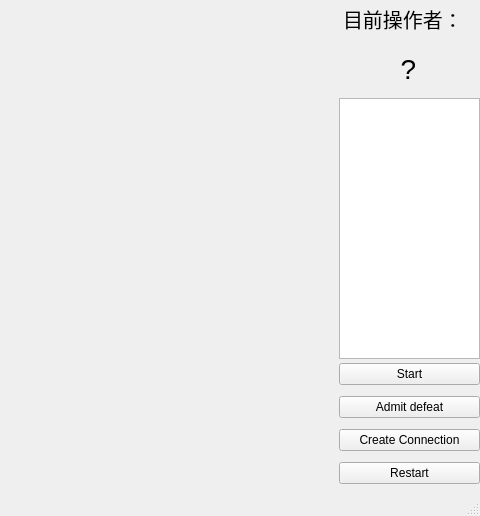
First picture: the form in mainwindow.ui, repository Zhang-RQ/Chess_Client, before the edit; both pictures show x 171 to 651 and y 211 to 727 of the 651 by 727 pixel window.
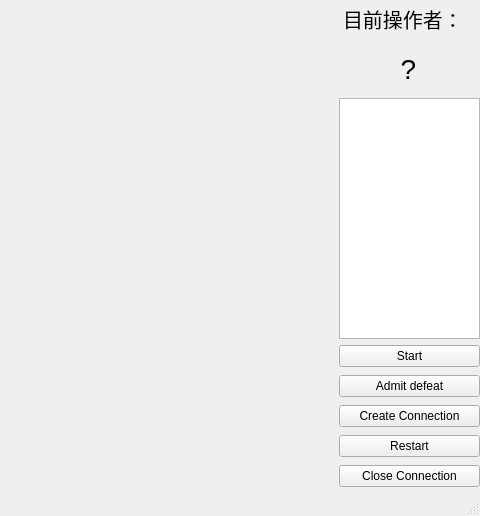
Second picture: the form after the edit. Custom widgets are drawn as their Qt base class.

```diff
--- a/mainwindow.ui
+++ b/mainwindow.ui
@@ -77,9 +77,9 @@
     <property name="geometry">
      <rect>
       <x>510</x>
-      <y>550</y>
+      <y>535</y>
       <width>141</width>
-      <height>131</height>
+      <height>151</height>
      </rect>
     </property>
     <layout class="QVBoxLayout" name="verticalLayout">
@@ -111,6 +111,13 @@
        </property>
       </widget>
      </item>
+     <item>
+      <widget class="QPushButton" name="pushButton_5">
+       <property name="text">
+        <string>Close Connection</string>
+       </property>
+      </widget>
+     </item>
     </layout>
    </widget>
    <widget class="QLabel" name="label_4">
@@ -179,7 +186,7 @@
       <x>510</x>
       <y>290</y>
       <width>141</width>
-      <height>261</height>
+      <height>241</height>
      </rect>
     </property>
    </widget>
```
